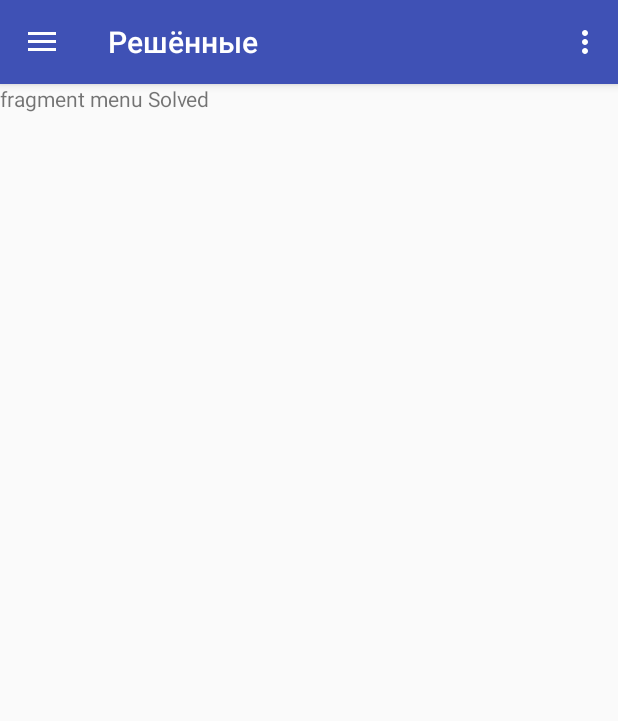
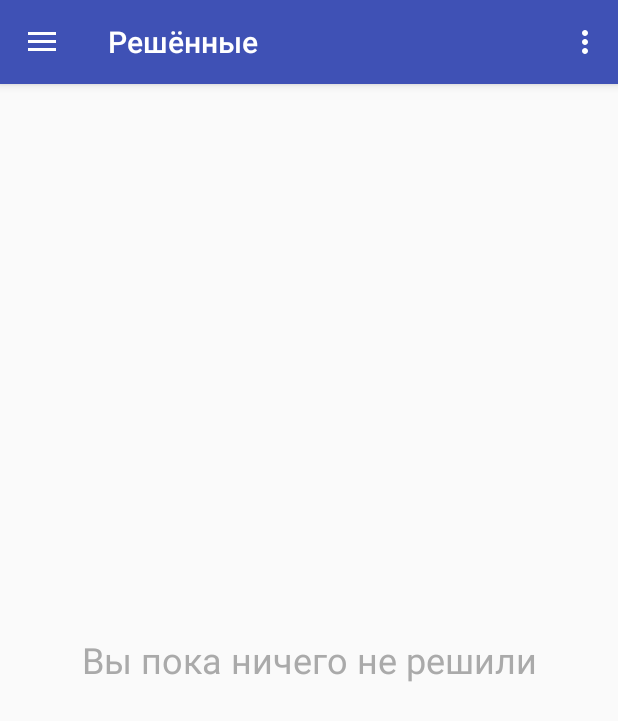
Before and after one commit to matveevk/PrepOlymp, an Android app: the screen it shows after launch (MainActivity), in the side drawer, after a tap on "Решённые", on a phone screen of 412 x 824 dp. Shown: the top 721 px of the screen. Run offline under Robolectric (Android 15) with nearby library versions, the phone set to English and light mode, and no system bars.

Commit message:
SolveLater complete History complete Stats init

```diff
--- a/app/src/main/java/com/example/root/prepolymp/MainActivity.java
+++ b/app/src/main/java/com/example/root/prepolymp/MainActivity.java
@@ -16,6 +16,7 @@ import com.example.root.prepolymp.fragments.Favourites;
 import com.example.root.prepolymp.fragments.ProblemList;
 import com.example.root.prepolymp.fragments.SolveLater;
 import com.example.root.prepolymp.fragments.Solved;
+import com.example.root.prepolymp.fragments.Stats;
 
 public class MainActivity extends AppCompatActivity
         implements NavigationView.OnNavigationItemSelectedListener {
@@ -100,6 +101,9 @@ public class MainActivity extends AppCompatActivity
             case R.id.nav_solved:
                 fragment = new Solved();
                 break;
+            case R.id.nav_stats:
+                fragment = new Stats();
+                break;
         }
 
         if (fragment != null) {
--- a/app/src/main/java/com/example/root/prepolymp/Start.java
+++ b/app/src/main/java/com/example/root/prepolymp/Start.java
@@ -11,6 +11,7 @@ public class Start extends AppCompatActivity {
     public static ArrayList<Problem> problems = new ArrayList<>();
     public static ArrayList<Boolean> isFavourite = new ArrayList<>();
     public static ArrayList<Boolean> isLater = new ArrayList<>();
+    public static ArrayList<Boolean> isSolved = new ArrayList<>();
 
     @Override
     protected void onCreate(Bundle savedInstanceState) {
@@ -21,12 +22,17 @@ public class Start extends AppCompatActivity {
         problems.add(problem);
         isFavourite.add(false);
         isLater.add(false);
+        isSolved.add(false);
+
         problems.add(new Problem(2, "Посчитайте 2 + 3", "5", "алгебра"));
         isFavourite.add(false);
         isLater.add(false);
+        isSolved.add(false);
+
         problems.add(new Problem(3, "Посчитайте 25 + 3", "28", "алгебра"));
         isFavourite.add(false);
         isLater.add(false);
+        isSolved.add(false);
 
         Intent intent = new Intent(this, MainActivity.class);
         startActivity(intent);
--- a/app/src/main/java/com/example/root/prepolymp/fragments/Solved.java
+++ b/app/src/main/java/com/example/root/prepolymp/fragments/Solved.java
@@ -1,13 +1,26 @@
 package com.example.root.prepolymp.fragments;
 
-import android.support.v4.app.Fragment;
+import android.content.Intent;
 import android.os.Bundle;
 import android.support.annotation.Nullable;
+import android.support.v4.app.Fragment;
 import android.view.LayoutInflater;
 import android.view.View;
 import android.view.ViewGroup;
+import android.widget.AdapterView;
+import android.widget.ArrayAdapter;
+import android.widget.ListView;
+import android.widget.TextView;
 
+import com.example.root.prepolymp.Problem;
+import com.example.root.prepolymp.ProblemActivity;
 import com.example.root.prepolymp.R;
+
+import java.util.ArrayList;
+
+import static com.example.root.prepolymp.Start.isSolved;
+import static com.example.root.prepolymp.Start.problems;
+import static com.example.root.prepolymp.fragments.ProblemList.EXTRA;
 
 public class Solved extends Fragment {
     @Nullable
@@ -19,7 +32,36 @@ public class Solved extends Fragment {
     @Override
     public void onViewCreated(View view, @Nullable Bundle savedInstanceState) {
         super.onViewCreated(view, savedInstanceState);
+        getActivity().setTitle("Решённые");
+        ListView listView = (ListView) view.findViewById(R.id.list_solved);
+        TextView tv = (TextView) view.findViewById(R.id.solved_no_problems);
 
-        getActivity().setTitle("Решённые");
+        ArrayList<String> probText = new ArrayList<>();
+        for (int i = 0; i < isSolved.size(); ++i) {
+            if (isSolved.get(i) == true) {
+                Problem problem = problems.get(i);
+                probText.add("Задача № " + problem.id);
+            }
+        }
+
+        if (probText.size() == 0) {
+            tv.setVisibility(View.VISIBLE);
+            tv.setText("Вы пока ничего не решили");
+        } else {
+            tv.setVisibility(View.GONE);
+
+            ArrayAdapter<String> arrayAdapter = new ArrayAdapter<>(getActivity().getApplicationContext(),
+                    R.layout.custom_textview, probText);
+            listView.setAdapter(arrayAdapter);
+            listView.setOnItemClickListener(new AdapterView.OnItemClickListener() {
+                @Override
+                public void onItemClick(AdapterView<?> adapterView, View view, int i, long l) {
+                    Intent intent = new Intent(getActivity(), ProblemActivity.class);
+                    intent.putExtra(EXTRA, i);
+                    getActivity().startActivity(intent);
+                }
+            });
+        }
     }
+
 }
--- /dev/null
+++ b/app/src/main/res/drawable/ic_stats_black_24dp.xml
@@ -0,0 +1,9 @@
+<vector xmlns:android="http://schemas.android.com/apk/res/android"
+        android:width="24dp"
+        android:height="24dp"
+        android:viewportWidth="24.0"
+        android:viewportHeight="24.0">
+    <path
+        android:fillColor="#FF000000"
+        android:pathData="M10,20h4L14,4h-4v16zM4,20h4v-8L4,12v8zM16,9v11h4L20,9h-4z"/>
+</vector>
--- a/app/src/main/res/layout/menu_solved.xml
+++ b/app/src/main/res/layout/menu_solved.xml
@@ -4,8 +4,20 @@
     android:layout_height="match_parent">
 
     <TextView
-        android:id="@+id/textView2"
+        android:id="@+id/solved_no_problems"
         android:layout_width="match_parent"
-        android:layout_height="wrap_content"
-        android:text="fragment menu Solved" />
+        android:layout_height="match_parent"
+        android:textColor="@android:color/darker_gray"
+        android:gravity="center"
+        android:textSize="24sp"
+        android:text="" />
+
+    <ListView
+        android:id="@+id/list_solved"
+        android:layout_width="match_parent"
+        android:layout_height="match_parent"
+        android:layout_marginTop="10dp"
+        android:dividerHeight="0dp"
+        android:divider="@android:color/white" />
+
 </LinearLayout>
--- a/app/src/main/res/menu/activity_drawer.xml
+++ b/app/src/main/res/menu/activity_drawer.xml
@@ -23,6 +23,11 @@
     <item android:title="Аккаунт">
         <menu>
             <item
+                android:id="@+id/nav_stats"
+                android:icon="@drawable/ic_stats_black_24dp"
+                android:title="Статистика" />
+
+            <item
                 android:id="@+id/nav_settings"
                 android:icon="@drawable/ic_menu_settings"
                 android:title="Настройки" />
--- a/app/src/main/res/values/strings.xml
+++ b/app/src/main/res/values/strings.xml
@@ -14,4 +14,7 @@
 
     <string name="action_settings">Settings</string>
     <string name="title_activity_nav_drawer_favourites">NavDrawerFavourites</string>
+
+    <!-- TODO: Remove or change this placeholder text -->
+    <string name="hello_blank_fragment">Hello blank fragment</string>
 </resources>
```
Also changed, not shown: app/src/main/java/com/example/root/prepolymp/ProblemActivity.java (+35 -2 lines), app/src/main/java/com/example/root/prepolymp/fragments/Stats.java (added, +61 -0 lines), app/src/main/res/layout/menu_stats.xml (added, +69 -0 lines), app/src/main/res/layout/problem_view.xml (+7 -5 lines).
